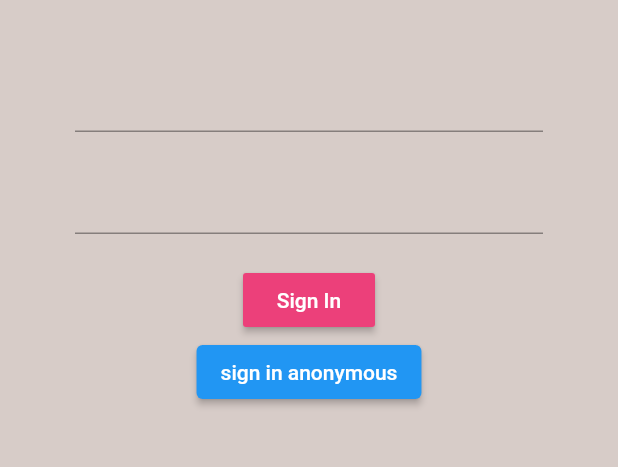
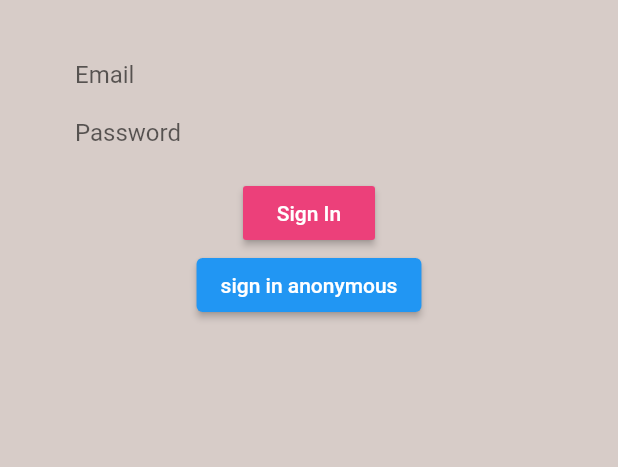
Before and after one commit to Anand4756/Specific-Coffee, a Flutter app: the screen it shows after launch, on a phone screen of 412 x 824 dp, the part 84-551 px from its top. Run offline on Flutter 3.47's test engine with Material 2 defaults, Android fonts, the phone set to English and light mode, and no system bars; our stand-ins replace cloud_firestore, firebase_auth, firebase_core, flutter_spinkit; accounts and stored records are empty.

Commit message:
changes other than tutorial

```diff
--- a/lib/models/user.dart
+++ b/lib/models/user.dart
@@ -1,7 +1,11 @@
 class Profile {
   final String? uid;
+  final String? email;
 
-  Profile({required this.uid});
+  Profile({
+    required this.uid,
+    required this.email,
+  });
 }
 
 class Profiledata {
--- a/lib/screens/authenticate/sign_in.dart
+++ b/lib/screens/authenticate/sign_in.dart
@@ -40,6 +40,7 @@ class _SignInState extends State<SignIn> {
             children: <Widget>[
               SizedBox(height: 20.0),
               TextFormField(
+                decoration: new InputDecoration.collapsed(hintText: 'Email'),
                 validator: (val) => val!.isEmpty ? 'Enter an email' : null,
                 onChanged: (val) {
                   setState(() => email = val);
@@ -47,6 +48,7 @@ class _SignInState extends State<SignIn> {
               ),
               SizedBox(height: 20.0),
               TextFormField(
+                decoration: new InputDecoration.collapsed(hintText: 'Password'),
                 obscureText: true,
                 validator: (val) =>
                     val!.length < 6 ? 'Enter a password 6+ chars long' : null,
--- a/lib/screens/wrapper.dart
+++ b/lib/screens/wrapper.dart
@@ -15,7 +15,8 @@ class Wrapper extends StatelessWidget {
     if (user == null) {
       return Authenticate();
     } else {
-      return Home();
+      print("here ${user.email}");
+      return Home(user);
     }
   }
 }
--- a/lib/services/auth.dart
+++ b/lib/services/auth.dart
@@ -5,7 +5,7 @@ import 'package:coffeeapp/services/database.dart';
 class AuthService {
   final FirebaseAuth _auth = FirebaseAuth.instance;
   Profile _userFromFirebaseUser(User? user) {
-    return Profile(uid: user!.uid);
+    return Profile(uid: user!.uid, email: user.email);
   }
 
   Stream<Profile> get user {
```
Also changed, not shown: lib/screens/home/home.dart (+6 -1 lines), lib/screens/home/settingform.dart (+12 -4 lines).
